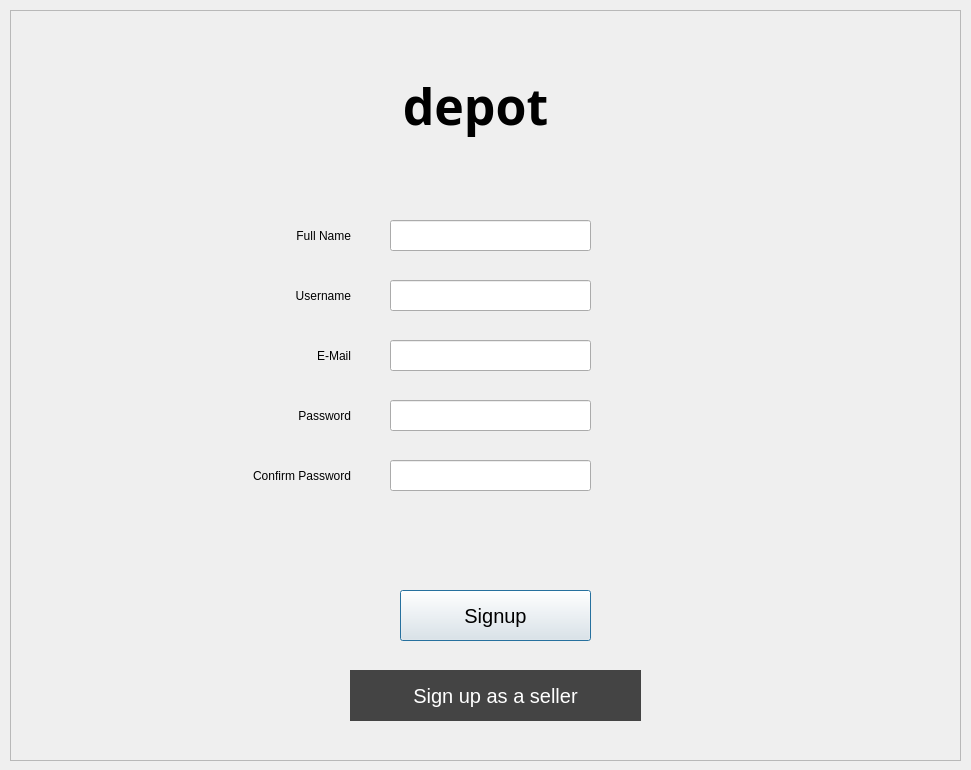
This is EComm/customer_signup.ui in ManavNirgund/Ecommerce-manager as Qt 5 draws it before an edit. The edited form follows.
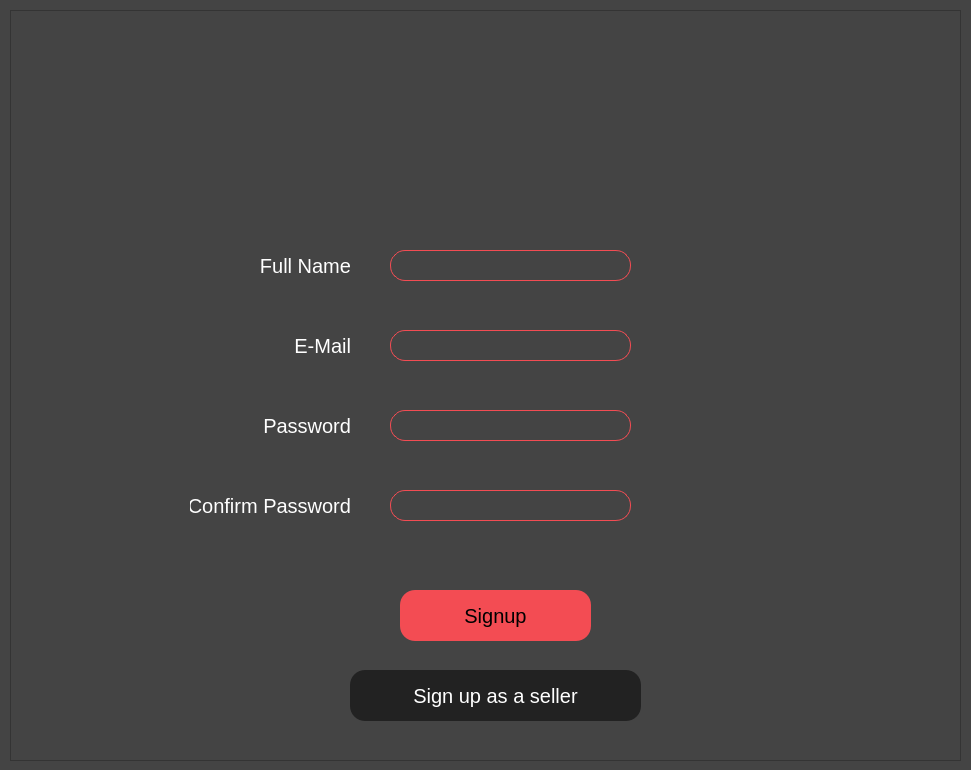
This is the edited form. Icons and pictures are not drawn.

```diff
--- a/EComm/customer_signup.ui
+++ b/EComm/customer_signup.ui
@@ -10,9 +10,29 @@
     <height>770</height>
    </rect>
   </property>
+  <property name="minimumSize">
+   <size>
+    <width>971</width>
+    <height>770</height>
+   </size>
+  </property>
+  <property name="maximumSize">
+   <size>
+    <width>971</width>
+    <height>770</height>
+   </size>
+  </property>
   <property name="windowTitle">
    <string>Customer Signup</string>
   </property>
+  <property name="windowIcon">
+   <iconset>
+    <normalon>Resources/Icons/Logo.png</normalon>
+   </iconset>
+  </property>
+  <property name="styleSheet">
+   <string notr="true">background: #444</string>
+  </property>
   <widget class="QFrame" name="frm_Signup">
    <property name="geometry">
     <rect>
@@ -46,67 +66,70 @@
 font-weight: bold;</string>
     </property>
     <property name="text">
-     <string>depot</string>
+     <string/>
+    </property>
+    <property name="pixmap">
+     <pixmap>Resources/Icons/depot.png</pixmap>
     </property>
     <property name="alignment">
      <set>Qt::AlignCenter</set>
     </property>
    </widget>
-   <widget class="QLabel" name="lbl_Username">
-    <property name="geometry">
-     <rect>
-      <x>220</x>
-      <y>270</y>
-      <width>121</width>
-      <height>31</height>
-     </rect>
-    </property>
-    <property name="text">
-     <string>Username</string>
-    </property>
-    <property name="alignment">
-     <set>Qt::AlignRight|Qt::AlignTrailing|Qt::AlignVCenter</set>
-    </property>
-   </widget>
    <widget class="QLineEdit" name="txt_Pass">
     <property name="geometry">
      <rect>
       <x>380</x>
-      <y>390</y>
-      <width>201</width>
+      <y>400</y>
+      <width>241</width>
       <height>31</height>
      </rect>
     </property>
-   </widget>
-   <widget class="QLineEdit" name="txt_Username">
-    <property name="geometry">
-     <rect>
-      <x>380</x>
-      <y>270</y>
-      <width>201</width>
-      <height>31</height>
-     </rect>
+    <property name="focusPolicy">
+     <enum>Qt::NoFocus</enum>
+    </property>
+    <property name="styleSheet">
+     <string notr="true">border: 1px solid rgb(243, 76, 83);
+border-radius: 15px;
+padding-left: 10px;
+padding-bottom: 1px;
+color: white;
+font-size: 20px;</string>
     </property>
    </widget>
    <widget class="QLineEdit" name="txt_SelEmail">
     <property name="geometry">
      <rect>
       <x>380</x>
-      <y>330</y>
-      <width>201</width>
+      <y>320</y>
+      <width>241</width>
       <height>31</height>
      </rect>
     </property>
+    <property name="focusPolicy">
+     <enum>Qt::NoFocus</enum>
+    </property>
+    <property name="styleSheet">
+     <string notr="true">border: 1px solid rgb(243, 76, 83);
+border-radius: 15px;
+padding-left: 10px;
+padding-bottom: 1px;
+color: white;
+font-size: 20px;</string>
+    </property>
    </widget>
    <widget class="QLabel" name="lbl_Pass">
     <property name="geometry">
      <rect>
       <x>230</x>
-      <y>390</y>
+      <y>400</y>
       <width>111</width>
       <height>31</height>
      </rect>
     </property>
+    <property name="styleSheet">
+     <string notr="true">color: white;
+font-size: 20px;</string>
+    </property>
     <property name="text">
      <string>Password</string>
     </property>
@@ -118,11 +141,15 @@
     <property name="geometry">
      <rect>
       <x>230</x>
-      <y>330</y>
+      <y>320</y>
       <width>111</width>
       <height>31</height>
      </rect>
     </property>
+    <property name="styleSheet">
+     <string notr="true">color: white;
+font-size: 20px;</string>
+    </property>
     <property name="text">
      <string>E-Mail</string>
     </property>
@@ -134,11 +161,15 @@
     <property name="geometry">
      <rect>
       <x>220</x>
-      <y>210</y>
+      <y>240</y>
       <width>121</width>
       <height>31</height>
      </rect>
     </property>
+    <property name="styleSheet">
+     <string notr="true">color: white;
+font-size: 20px;</string>
+    </property>
     <property name="text">
      <string>Full Name</string>
     </property>
@@ -150,11 +181,22 @@
     <property name="geometry">
      <rect>
       <x>380</x>
-      <y>210</y>
-      <width>201</width>
+      <y>240</y>
+      <width>241</width>
       <height>31</height>
      </rect>
     </property>
+    <property name="focusPolicy">
+     <enum>Qt::StrongFocus</enum>
+    </property>
+    <property name="styleSheet">
+     <string notr="true">border: 1px solid rgb(243, 76, 83);
+border-radius: 15px;
+padding-left: 10px;
+padding-bottom: 1px;
+color: white;
+font-size: 20px;</string>
+    </property>
     <property name="text">
      <string/>
     </property>
@@ -163,21 +205,36 @@
     <property name="geometry">
      <rect>
       <x>380</x>
-      <y>450</y>
-      <width>201</width>
+      <y>480</y>
+      <width>241</width>
       <height>31</height>
      </rect>
     </property>
+    <property name="focusPolicy">
+     <enum>Qt::NoFocus</enum>
+    </property>
+    <property name="styleSheet">
+     <string notr="true">border: 1px solid rgb(243, 76, 83);
+border-radius: 15px;
+padding-left: 10px;
+padding-bottom: 1px;
+color: white;
+font-size: 20px;</string>
+    </property>
    </widget>
    <widget class="QLabel" name="lbl_PassConfirm">
     <property name="geometry">
      <rect>
-      <x>230</x>
-      <y>450</y>
-      <width>111</width>
+      <x>180</x>
+      <y>480</y>
+      <width>161</width>
       <height>31</height>
      </rect>
     </property>
+    <property name="styleSheet">
+     <string notr="true">color: white;
+font-size: 20px;</string>
+    </property>
     <property name="text">
      <string>Confirm Password</string>
     </property>
@@ -195,7 +252,10 @@
      </rect>
     </property>
     <property name="styleSheet">
-     <string notr="true">font-size: 20px;</string>
+     <string notr="true">border: none;
+border-radius: 15px;
+background: rgb(243, 76, 83);
+font-size: 20px;</string>
     </property>
     <property name="text">
      <string>Signup</string>
@@ -212,7 +272,8 @@
     </property>
     <property name="styleSheet">
      <string notr="true">border: none;
-background: #444;
+border-radius: 15px;
+background: #222;
 color: white;
 font-size: 20px;
 </string>
```
Left out of the diff: 51 changed lines with no effect on the pictures.
